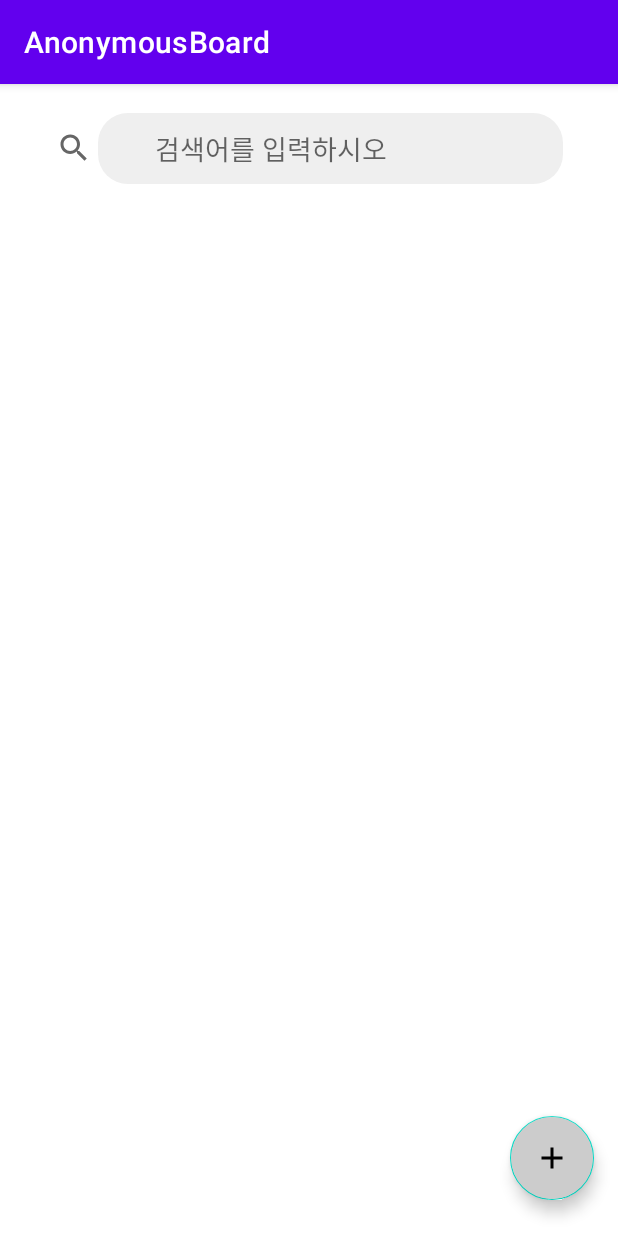
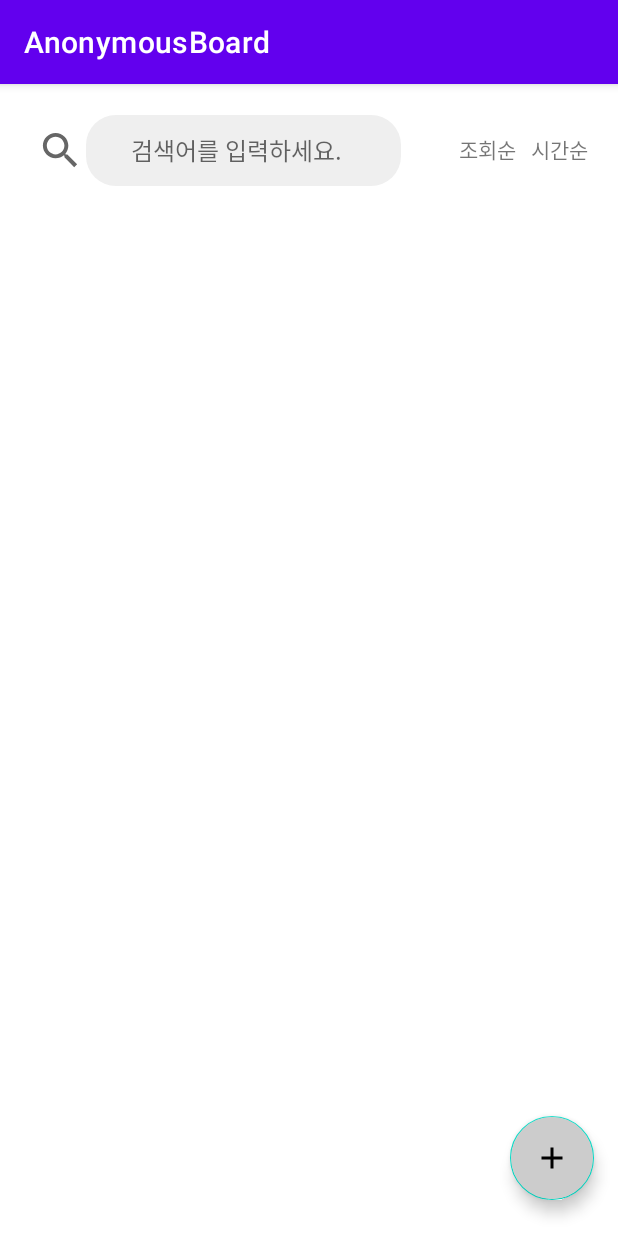
Before and after one commit to jscht/android-anonymous-board, an Android app: the PostsFragment screen opened through its navigation route, on a phone screen of 412 x 824 dp. Run offline under Robolectric (Android 15) with nearby library versions, the phone set to English and light mode, and no system bars; our stand-ins replace Shimmer; 1 statement that could not run was skipped.

Commit message:
[안드로이드] 키워드 검색

```diff
--- a/android/app/src/main/java/com/example/anonymousboard/api/JsServer.kt
+++ b/android/app/src/main/java/com/example/anonymousboard/api/JsServer.kt
@@ -5,27 +5,13 @@
 import retrofit2.Retrofit
 import retrofit2.converter.gson.GsonConverterFactory
 
-class TaskServer {
-    var inputIP: String = ""
-
-    init {
-        inputIP = "10.30.3.60"
-    }
-
-    fun setIP(ip: String) {
-        inputIP = ip
-    }
-}
-
 class JsServer {
     companion object {
-         //var inputIP = "10.30.3.60" // 입력 값 전환 예정
-        var ip: String = TaskServer().inputIP
-        var url = "http://${ip}:3030"
-
+        var url = "http://10.0.2.2:3030"
         val gson: Gson = GsonBuilder()
             .setLenient()
             .create()
+
         private var server: Retrofit = Retrofit.Builder()
             .baseUrl(url)
             .addConverterFactory(GsonConverterFactory.create(gson))
--- a/android/app/src/main/java/com/example/anonymousboard/ui/SetServerFragment.kt
+++ b/android/app/src/main/java/com/example/anonymousboard/ui/SetServerFragment.kt
@@ -9,7 +9,6 @@
 import androidx.navigation.fragment.findNavController
 import com.example.anonymousboard.R
 import com.example.anonymousboard.api.JsServer
-import com.example.anonymousboard.api.TaskServer
 import com.example.anonymousboard.databinding.SetServerFragmentBinding
 
 class SetServerFragment : Fragment() {
@@ -27,9 +26,6 @@
     override fun onViewCreated(view: View, savedInstanceState: Bundle?) {
         super.onViewCreated(view, savedInstanceState)
         binding.setServerButton.setOnClickListener {
-            Log.i("serverJusoData", binding.inputServerJuso.text.toString())
-
-            //TaskServer().setIP(binding.inputServerJuso.text.toString())
             Log.i("server", JsServer.url)
             findNavController().navigate(R.id.action_setServerFragment_to_postsFragment)
         }
--- /dev/null
+++ b/android/app/src/main/res/drawable/ic_baseline_search_24.xml
@@ -0,0 +1,10 @@
+<vector xmlns:android="http://schemas.android.com/apk/res/android"
+    android:width="24dp"
+    android:height="24dp"
+    android:viewportWidth="24"
+    android:viewportHeight="24"
+    android:tint="?attr/colorControlNormal">
+  <path
+      android:fillColor="@android:color/white"
+      android:pathData="M15.5,14h-0.79l-0.28,-0.27C15.41,12.59 16,11.11 16,9.5 16,5.91 13.09,3 9.5,3S3,5.91 3,9.5 5.91,16 9.5,16c1.61,0 3.09,-0.59 4.23,-1.57l0.27,0.28v0.79l5,4.99L20.49,19l-4.99,-5zM9.5,14C7.01,14 5,11.99 5,9.5S7.01,5 9.5,5 14,7.01 14,9.5 11.99,14 9.5,14z"/>
+</vector>
--- a/android/app/src/main/res/layout/posts_fragment.xml
+++ b/android/app/src/main/res/layout/posts_fragment.xml
@@ -19,20 +19,42 @@
         app:layout_constraintTop_toTopOf="parent"
         tools:context=".ui.PostsFragment">
 
-        <include
-            android:id="@+id/search_bar_view"
-            layout="@layout/search_bar_layout"
+        <LinearLayout
+            android:id="@+id/search_bar_layout"
             android:layout_width="match_parent"
-            android:layout_height="wrap_content"
-            app:layout_constraintTop_toTopOf="parent"
-            tools:layout_editor_absoluteX="15dp" />
+            android:layout_height="match_parent"
+            android:orientation="horizontal">
+
+            <include
+                android:id="@+id/search_bar_view"
+                layout="@layout/search_bar_layout"
+                android:layout_width="266dp"
+                android:layout_weight="2"
+                android:layout_height="wrap_content" />
+
+            <TextView
+                android:id="@+id/order_views"
+                android:layout_width="wrap_content"
+                android:layout_height="match_parent"
+                android:layout_weight="1"
+                android:gravity="center"
+                android:text="조회순" />
+
+            <TextView
+                android:id="@+id/order_time"
+                android:layout_width="wrap_content"
+                android:layout_height="match_parent"
+                android:layout_weight="1"
+                android:gravity="center"
+                android:text="시간순" />
+        </LinearLayout>
 
         <androidx.recyclerview.widget.RecyclerView
             android:id="@+id/rv_sample"
             android:layout_width="match_parent"
             android:layout_height="wrap_content"
             app:layoutManager="androidx.recyclerview.widget.LinearLayoutManager"
-            app:layout_constraintTop_toBottomOf="@+id/search_bar_view"
+            app:layout_constraintTop_toBottomOf="@+id/search_bar_layout"
             tools:layout_editor_absoluteX="15dp">
 
         </androidx.recyclerview.widget.RecyclerView>
--- a/android/app/src/main/res/layout/search_bar_layout.xml
+++ b/android/app/src/main/res/layout/search_bar_layout.xml
@@ -2,6 +2,7 @@
 <androidx.appcompat.widget.Toolbar
     xmlns:android="http://schemas.android.com/apk/res/android"
     xmlns:app="http://schemas.android.com/apk/res-auto"
+    xmlns:tools="http://schemas.android.com/tools"
     android:layout_width="match_parent"
     android:layout_height="?attr/actionBarSize"
     app:contentInsetStart="0dp"
@@ -12,22 +13,37 @@
         android:layout_width="match_parent"
         android:layout_height="match_parent"
         android:paddingStart="4dp"
-        android:paddingEnd="4dp">
+        android:paddingEnd="4dp" >
 
-        <androidx.appcompat.widget.SearchView
-            android:id="@+id/search_view"
-            android:layout_width="366dp"
-            android:layout_height="47dp"
-            android:layout_marginStart="2dp"
-            android:layout_marginEnd="15dp"
-            app:closeIcon="@drawable/ic_baseline_clear_24"
-            app:iconifiedByDefault="false"
+        <ImageView
+            android:id="@+id/imageView"
+            android:layout_width="34dp"
+            android:layout_height="31dp"
+            android:layout_marginStart="4dp"
+            android:layout_marginTop="13dp"
+            android:layout_marginBottom="12dp"
             app:layout_constraintBottom_toBottomOf="parent"
-            app:layout_constraintEnd_toEndOf="parent"
             app:layout_constraintStart_toStartOf="parent"
             app:layout_constraintTop_toTopOf="parent"
-            app:layout_constraintVertical_bias="0.555"
-            app:queryBackground="@drawable/searchview_background"
-            app:queryHint="검색어를 입력하시오" />
+            app:layout_constraintVertical_bias="0.0"
+            app:srcCompat="@drawable/ic_baseline_search_24" />
+
+        <EditText
+            android:id="@+id/search_text_view"
+            android:layout_width="210dp"
+            android:layout_height="47dp"
+            android:background="@drawable/searchview_background"
+            android:contextClickable="true"
+            android:hint="검색어를 입력하세요."
+            android:textSize="16dp"
+            android:singleLine="true"
+            android:gravity="center_vertical"
+            app:layout_constraintVertical_weight="2"
+            app:closeIcon="@drawable/ic_baseline_clear_24"
+            app:layout_constraintBottom_toBottomOf="parent"
+            app:layout_constraintStart_toEndOf="@+id/imageView"
+            app:layout_constraintTop_toTopOf="parent"
+            app:layout_constraintVertical_bias="0.555" />
+
     </androidx.constraintlayout.widget.ConstraintLayout>
 </androidx.appcompat.widget.Toolbar>
```
Also changed, not shown: android/app/src/main/java/com/example/anonymousboard/ui/PostsFragment.kt (+47 -27 lines), 1 other file.
